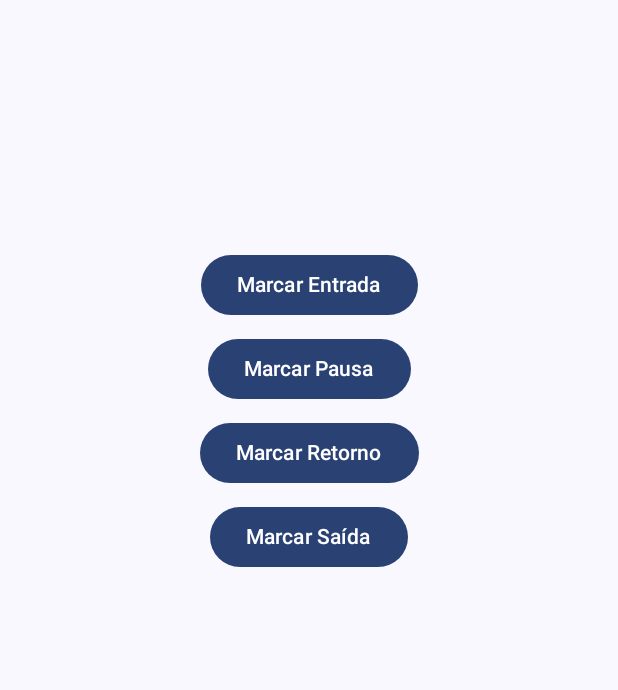
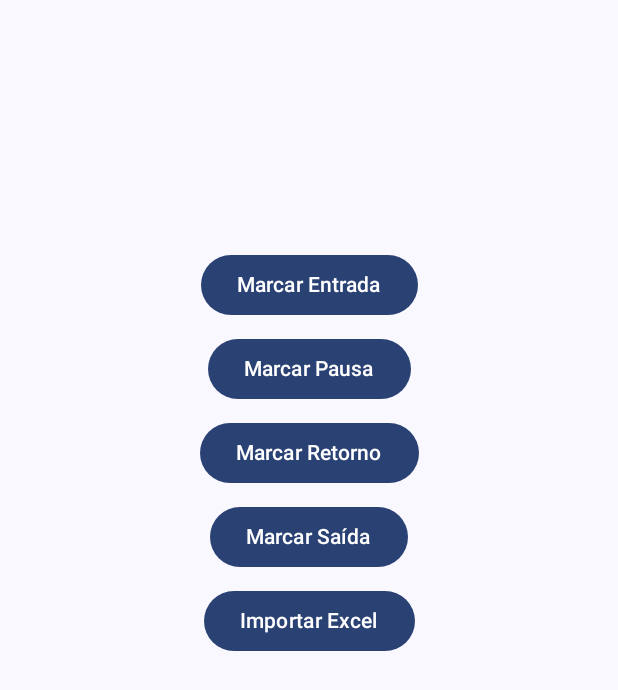
Before and after one commit to beremoth/RegistroPonto, an Android app built with Jetpack Compose: the screen it shows after launch (MainActivity), on a phone screen of 412 x 824 dp. Shown: the top 690 px of the screen. Run offline under Robolectric (Android 15) with nearby library versions, the phone set to English and light mode, and no system bars; our stand-ins replace Room's generated code.

Commit message:
ajustes no ExcelUtils.kt

```diff
--- a/app/src/main/java/com/example/registroponto/uiu/RegistroScreen.kt
+++ b/app/src/main/java/com/example/registroponto/uiu/RegistroScreen.kt
@@ -34,6 +34,7 @@ import kotlinx.coroutines.launch
 import java.time.LocalDate
 import java.time.LocalTime
 import java.time.format.DateTimeFormatter
+
 
 
 class MainActivity : ComponentActivity() {
@@ -122,5 +123,13 @@ fun RegistroPontoScreen(viewModel: RegistroPontoViewModel) {
         }) {
             Text("Marcar Saída")
         }
+
+        Spacer(modifier = Modifier.height(8.dp))
+
+        Button(onClick = {
+            launcher.launch(arrayOf("application/vnd.openxmlformats-officedocument.spreadsheetml.sheet"))
+        }) {
+            Text("Importar Excel")
+        }
     }
  }
--- a/app/src/main/java/com/example/registroponto/viewmodel/RegistroPontoViewModel.kt
+++ b/app/src/main/java/com/example/registroponto/viewmodel/RegistroPontoViewModel.kt
@@ -1,14 +1,14 @@
 package com.example.registroponto.viewmodel
 
+import AppDatabase
 import RegistroPonto
-import RegistroPontoDao
-import AppDatabase
 import android.app.Application
 import androidx.lifecycle.AndroidViewModel
 import androidx.lifecycle.viewModelScope
 import kotlinx.coroutines.flow.MutableStateFlow
 import kotlinx.coroutines.flow.StateFlow
 import kotlinx.coroutines.launch
+
 
 class RegistroPontoViewModel(application: Application) : AndroidViewModel(application) {
     private val dao = AppDatabase.getDatabase(application).registroPontoDao()
@@ -52,7 +52,7 @@ class RegistroPontoViewModel(application: Application) : AndroidViewModel(applic
         }
     }
 
-    fun inserirRegistro(registro: com.example.registroponto.util.RegistroPonto) {
+    fun inserirRegistro(registro: RegistroPonto) {
         viewModelScope.launch {
             dao.inserir(registro)
             carregarRegistros()
```
Also changed, not shown: app/src/main/java/com/example/registroponto/util/ExcelUtils.kt (+1 -8 lines), app/src/main/java/com/example/registroponto/data/RegistroPonto.kt (line endings or trailing spaces).
